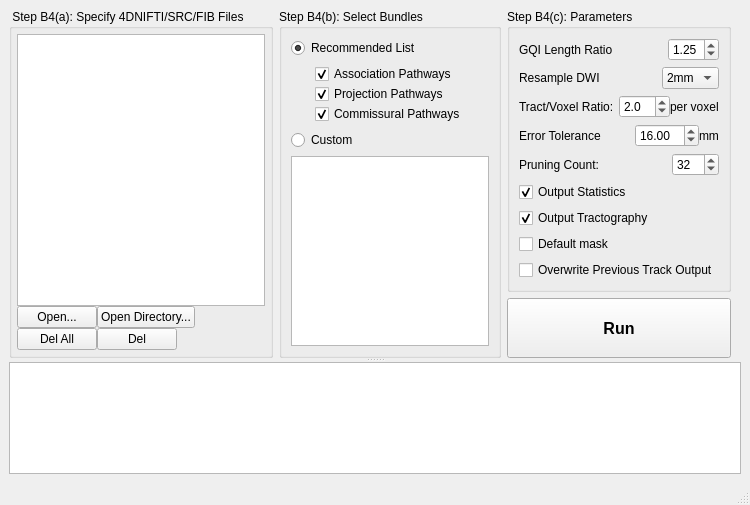
Above: auto_track.ui from frankyeh/DSI-Studio before the change. Below: the same form after it.
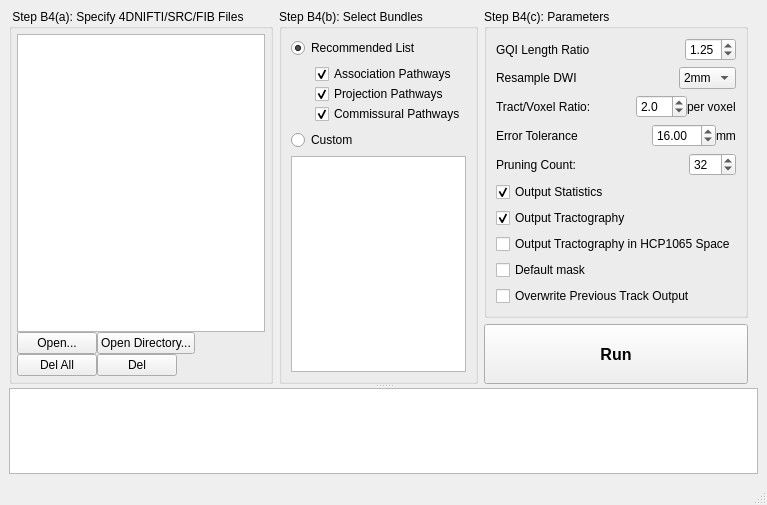
That is the form after the change. Icons and pictures are not drawn.

Commit message: [atk] update atk save output in directory

```diff
--- a/auto_track.ui
+++ b/auto_track.ui
@@ -548,6 +548,13 @@
                </property>
               </widget>
              </item>
+             <item>
+              <widget class="QCheckBox" name="output_template_trk">
+               <property name="text">
+                <string>Output Tractography in HCP1065 Space</string>
+               </property>
+              </widget>
+             </item>
              <item>
               <widget class="QCheckBox" name="default_mask">
                <property name="text">
```
The commit also changes 2 other files.
